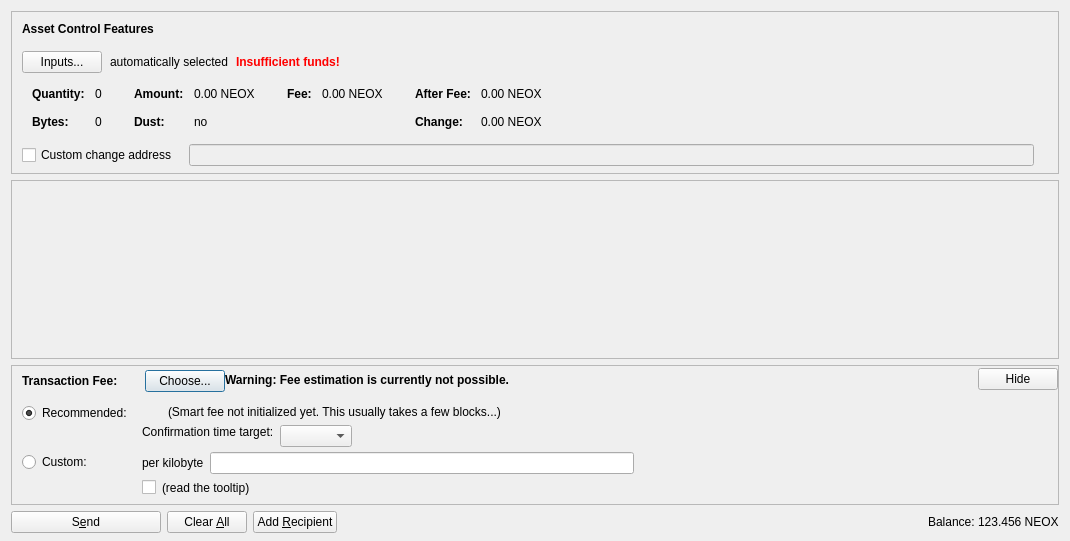
Before: the Qt Designer form src/qt/forms/assetsdialog.ui in SwatticusDevelopment/Depths, drawn with Qt 5.
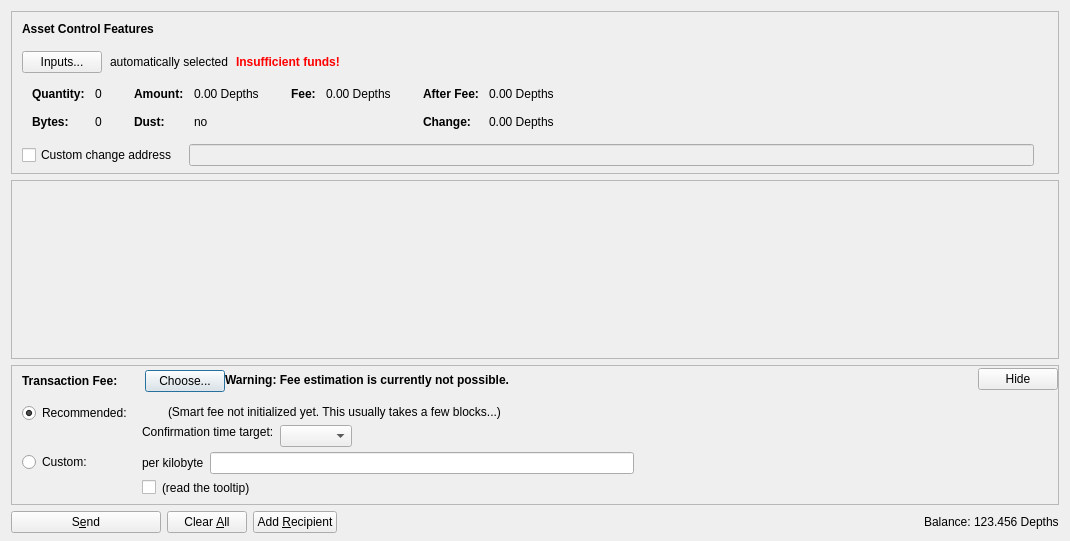
After: the same form once the commit is applied. Icons and pictures are not drawn. Custom widgets are drawn as their Qt base class.

```diff
--- a/src/qt/forms/assetsdialog.ui
+++ b/src/qt/forms/assetsdialog.ui
@@ -341,7 +341,7 @@
                     <enum>Qt::ActionsContextMenu</enum>
                    </property>
                    <property name="text">
-                    <string notr="true">0.00 NEOX</string>
+                    <string notr="true">0.00 Depths</string>
                    </property>
                    <property name="textInteractionFlags">
                     <set>Qt::LinksAccessibleByMouse|Qt::TextSelectableByKeyboard|Qt::TextSelectableByMouse</set>
@@ -421,7 +421,7 @@
                     <enum>Qt::ActionsContextMenu</enum>
                    </property>
                    <property name="text">
-                    <string notr="true">0.00 NEOX</string>
+                    <string notr="true">0.00 Depths</string>
                    </property>
                    <property name="textInteractionFlags">
                     <set>Qt::LinksAccessibleByMouse|Qt::TextSelectableByKeyboard|Qt::TextSelectableByMouse</set>
@@ -472,7 +472,7 @@
                     <enum>Qt::ActionsContextMenu</enum>
                    </property>
                    <property name="text">
-                    <string notr="true">0.00 NEOX</string>
+                    <string notr="true">0.00 Depths</string>
                    </property>
                    <property name="textInteractionFlags">
                     <set>Qt::LinksAccessibleByMouse|Qt::TextSelectableByKeyboard|Qt::TextSelectableByMouse</set>
@@ -501,7 +501,7 @@
                     <enum>Qt::ActionsContextMenu</enum>
                    </property>
                    <property name="text">
-                    <string notr="true">0.00 NEOX</string>
+                    <string notr="true">0.00 Depths</string>
                    </property>
                    <property name="textInteractionFlags">
                     <set>Qt::LinksAccessibleByMouse|Qt::TextSelectableByKeyboard|Qt::TextSelectableByMouse</set>
@@ -1254,7 +1254,7 @@
             <cursorShape>IBeamCursor</cursorShape>
            </property>
            <property name="text">
-            <string notr="true">123.456 NEOX</string>
+            <string notr="true">123.456 Depths</string>
            </property>
            <property name="textInteractionFlags">
             <set>Qt::LinksAccessibleByMouse|Qt::TextSelectableByKeyboard|Qt::TextSelectableByMouse</set>
```
